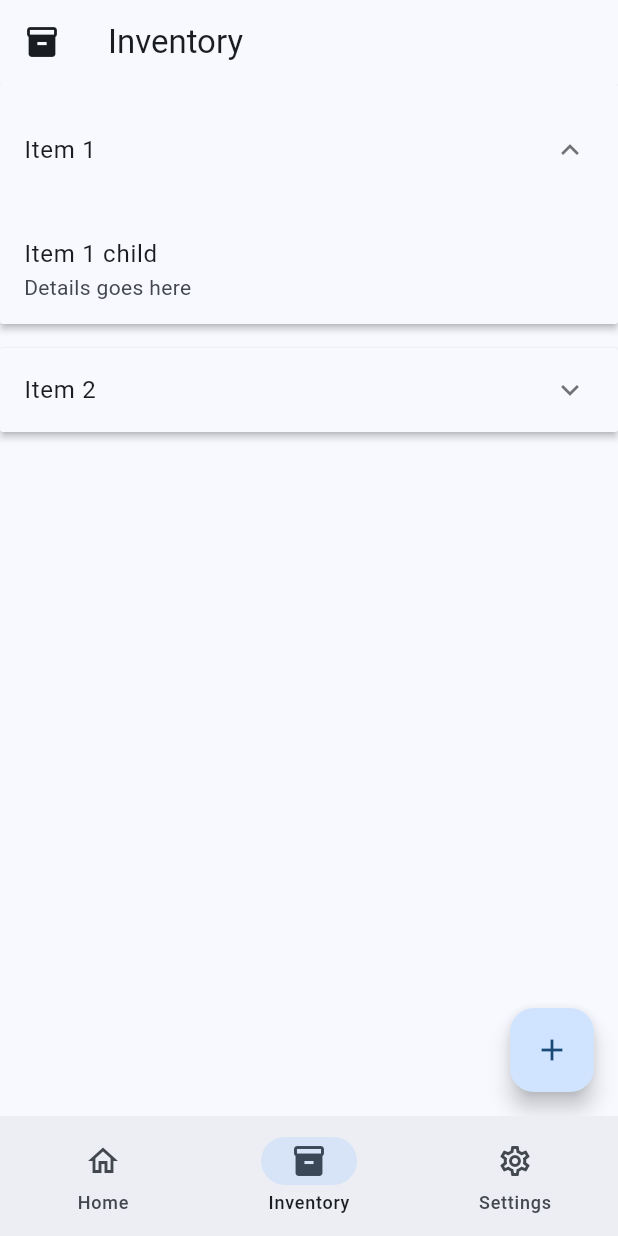
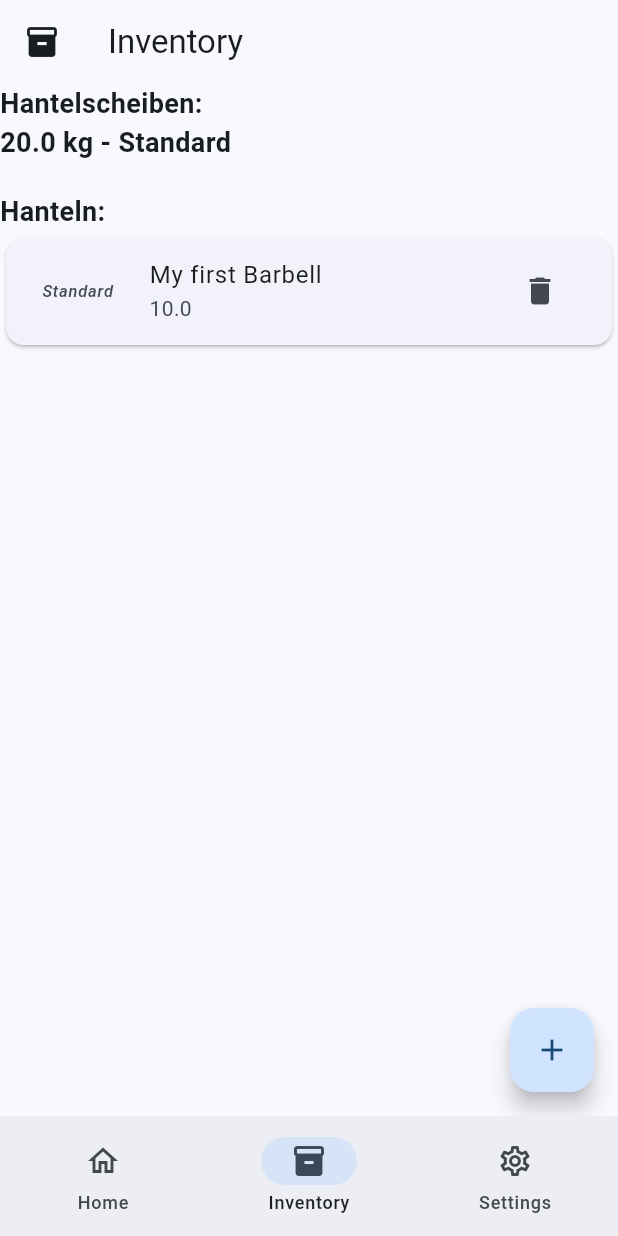
Before and after one commit to ThePi2K/BarbellCalc, a Flutter app: the screen it shows after launch, item 2 of the bottom bar chosen, on a phone screen of 412 x 824 dp. Run offline on Flutter 3.47's test engine with Material 3 defaults, Android fonts, the phone set to English and light mode, and no system bars; our stand-ins replace flutter_colorpicker, shared_preferences.

Commit message:
added inventory

```diff
--- a/barbell_calc/lib/inventory.dart
+++ b/barbell_calc/lib/inventory.dart
@@ -139,7 +139,9 @@ class _InventoryPageState extends State<InventoryPage> {
           leading: const Icon(Icons.inventory),
         ),
         body: BarbellListView(
-            barbellList: barbellsStandard, deleteBarbell: deleteBarbell),
+            barbellList: barbellsStandard,
+            plateList: plates,
+            deleteBarbell: deleteBarbell),
         floatingActionButton: NewPlateBarbellButton(
             onSavePlate: updatePlates, onSaveBarbell: updateBarbells));
   }
@@ -705,55 +707,43 @@ class ErrorDialog extends StatelessWidget {
 
 class BarbellListView extends StatelessWidget {
   const BarbellListView(
-      {super.key, required this.barbellList, required this.deleteBarbell});
+      {super.key,
+      required this.barbellList,
+      required this.plateList,
+      required this.deleteBarbell});
 
   final List<Barbell> barbellList;
+  final List<Plate> plateList;
   final Function(int) deleteBarbell;
 
   @override
   Widget build(BuildContext context) {
-    return ExpansionPanelList(
-      expansionCallback: (int index, bool isExpanded) {},
-      children: [
-        ExpansionPanel(
-          headerBuilder: (BuildContext context, bool isExpanded) {
-            return ListTile(
-              title: Text('Item 1'),
-            );
-          },
-          body: ListTile(
-            title: Text('Item 1 child'),
-            subtitle: Text('Details goes here'),
+    return SingleChildScrollView(
+      child: Column(
+        crossAxisAlignment: CrossAxisAlignment.start,
+        children: [
+          Text(
+            'Hantelscheiben:',
+            style: TextStyle(fontSize: 18, fontWeight: FontWeight.bold),
           ),
-          isExpanded: true,
-        ),
-        ExpansionPanel(
-          headerBuilder: (BuildContext context, bool isExpanded) {
-            return ListTile(
-              title: Text('Item 2'),
-            );
-          },
-          body: ListTile(
-            title: Text('Item 2 child'),
-            subtitle: Text('Details goes here'),
+          for (var plate in plateList)
+            Text('${plate.weight} kg - ${plate.width}',
+                style: TextStyle(fontSize: 18, fontWeight: FontWeight.bold)),
+          SizedBox(height: 20),
+          Text(
+            'Hanteln:',
+            style: TextStyle(fontSize: 18, fontWeight: FontWeight.bold),
           ),
-          isExpanded: false,
-        ),
-      ],
+          for (var index = 0; index < barbellList.length; index++)
+            BarbellListItem(
+              barbell: barbellList[index],
+              barbellListLength: barbellList.length,
+              onDelete: deleteBarbell,
+              index: index,
+            ),
+        ],
+      ),
     );
-
-
-    // ListView.builder(
-      // itemCount: barbellList.length,
-      // itemBuilder: (BuildContext context, int index) {
-      //   return BarbellListItem(
-      //     barbell: barbellList[index],
-      //     index: index,
-      //     barbellListLength: barbellList.length,
-      //     onDelete: deleteBarbell,
-      //   );
-      // },
-    // );
   }
 }
 
```
